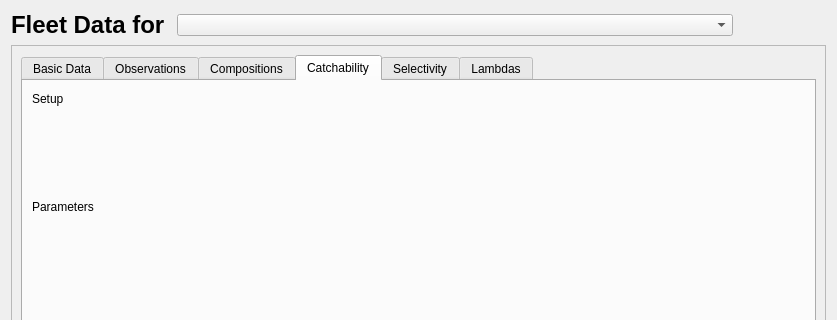
The window that src/fleet_widget.ui (nmfs-ost/ss3-ssi) describes before a commit, drawn with Qt 5; both pictures show x 0 to 837 and y 0 to 320 of the 837 by 645 pixel window.
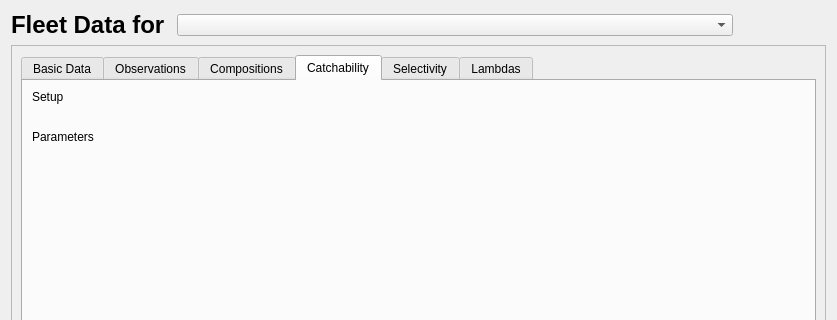
The same window after the commit. The open tabs and pages were chosen to show the change. Icons and pictures are not drawn.

Commit message: Polished up population tab, started fleet tab.

Diff of the .ui file:
```diff
--- a/src/fleet_widget.ui
+++ b/src/fleet_widget.ui
@@ -1326,30 +1326,14 @@
          <layout class="QVBoxLayout" name="verticalLayout_8">
           <item>
            <layout class="QGridLayout" name="gridLayout_q_info">
-            <item row="5" column="1">
-             <spacer name="verticalSpacer_q_setup">
-              <property name="orientation">
-               <enum>Qt::Vertical</enum>
-              </property>
-              <property name="sizeType">
-               <enum>QSizePolicy::Maximum</enum>
-              </property>
-              <property name="sizeHint" stdset="0">
-               <size>
-                <width>20</width>
-                <height>40</height>
-               </size>
-              </property>
-             </spacer>
-            </item>
-            <item row="7" column="2">
+            <item row="3" column="2">
              <widget class="QLabel" name="label">
               <property name="text">
                <string/>
               </property>
              </widget>
             </item>
-            <item row="6" column="2">
+            <item row="2" column="2">
              <spacer name="horizontalSpacer_q_type_info">
               <property name="orientation">
                <enum>Qt::Horizontal</enum>
@@ -1362,41 +1346,67 @@
               </property>
              </spacer>
             </item>
-            <item row="8" column="1">
-             <widget class="QLabel" name="label_q_parameters">
-              <property name="text">
-               <string>Parameters</string>
+            <item row="2" column="4">
+             <spacer name="horizontalSpacer_13">
+              <property name="orientation">
+               <enum>Qt::Horizontal</enum>
               </property>
-             </widget>
+              <property name="sizeHint" stdset="0">
+               <size>
+                <width>40</width>
+                <height>20</height>
+               </size>
+              </property>
+             </spacer>
             </item>
-            <item row="1" column="1" rowspan="4">
+            <item row="0" column="1">
              <widget class="QLabel" name="label_q_setup">
               <property name="text">
                <string>Setup</string>
               </property>
              </widget>
             </item>
-            <item row="8" column="2" rowspan="3">
-             <layout class="QVBoxLayout" name="verticalLayout_q_parameters"/>
+            <item row="2" column="3">
+             <spacer name="horizontalSpacer_14">
+              <property name="orientation">
+               <enum>Qt::Horizontal</enum>
+              </property>
+              <property name="sizeHint" stdset="0">
+               <size>
+                <width>40</width>
+                <height>20</height>
+               </size>
+              </property>
+             </spacer>
             </item>
-            <item row="1" column="2" rowspan="5">
+            <item row="3" column="1">
+             <widget class="QLabel" name="label_q_parameters">
+              <property name="text">
+               <string>Parameters</string>
+              </property>
+             </widget>
+            </item>
+            <item row="1" column="1" colspan="3">
              <layout class="QVBoxLayout" name="verticalLayout_q_setup"/>
             </item>
-            <item row="10" column="1">
-             <spacer name="verticalSpacer_q_parameters">
-              <property name="orientation">
-               <enum>Qt::Vertical</enum>
-              </property>
-              <property name="sizeHint" stdset="0">
-               <size>
-                <width>20</width>
-                <height>40</height>
-               </size>
-              </property>
-             </spacer>
+            <item row="4" column="1" colspan="4">
+             <layout class="QVBoxLayout" name="verticalLayout_q_parameters"/>
             </item>
            </layout>
           </item>
+          <item>
+           <spacer name="verticalSpacer_q_parameters">
+            <property name="orientation">
+             <enum>Qt::Vertical</enum>
+            </property>
+            <property name="sizeHint" stdset="0">
+             <size>
+              <width>20</width>
+              <height>40</height>
+             </size>
+            </property>
+           </spacer>
+          </item>
          </layout>
         </widget>
         <widget class="QWidget" name="tab_selex">
```
Left out of the diff: 2 changed lines with no effect on the pictures. The commit also changes 11 other files.
